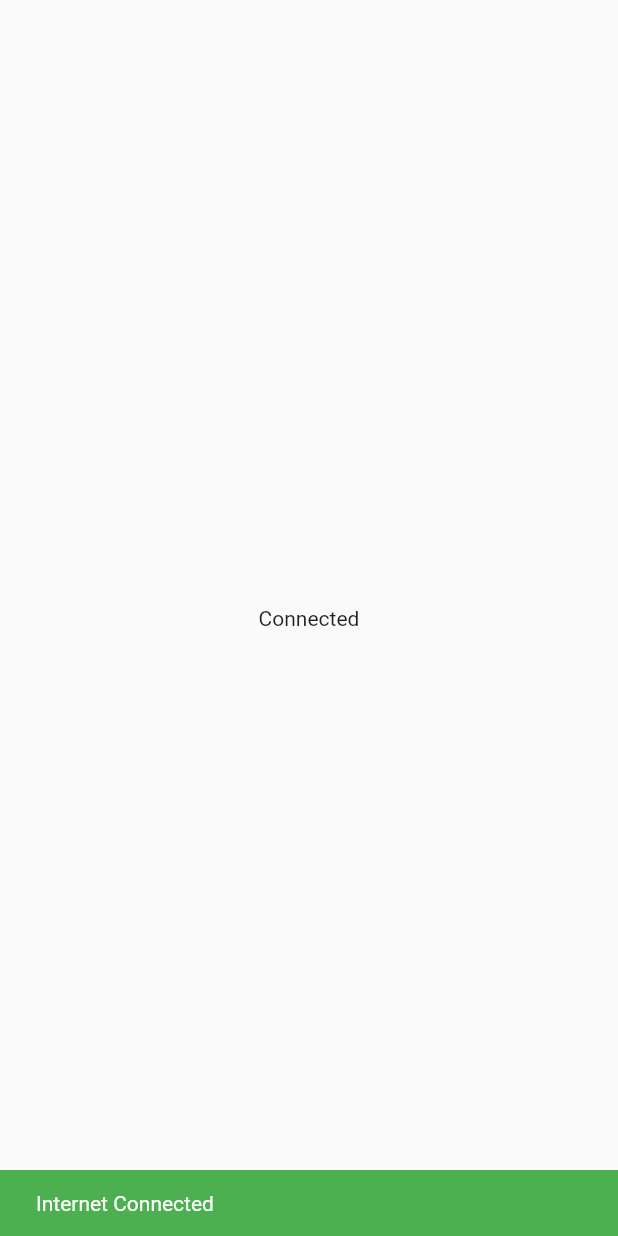
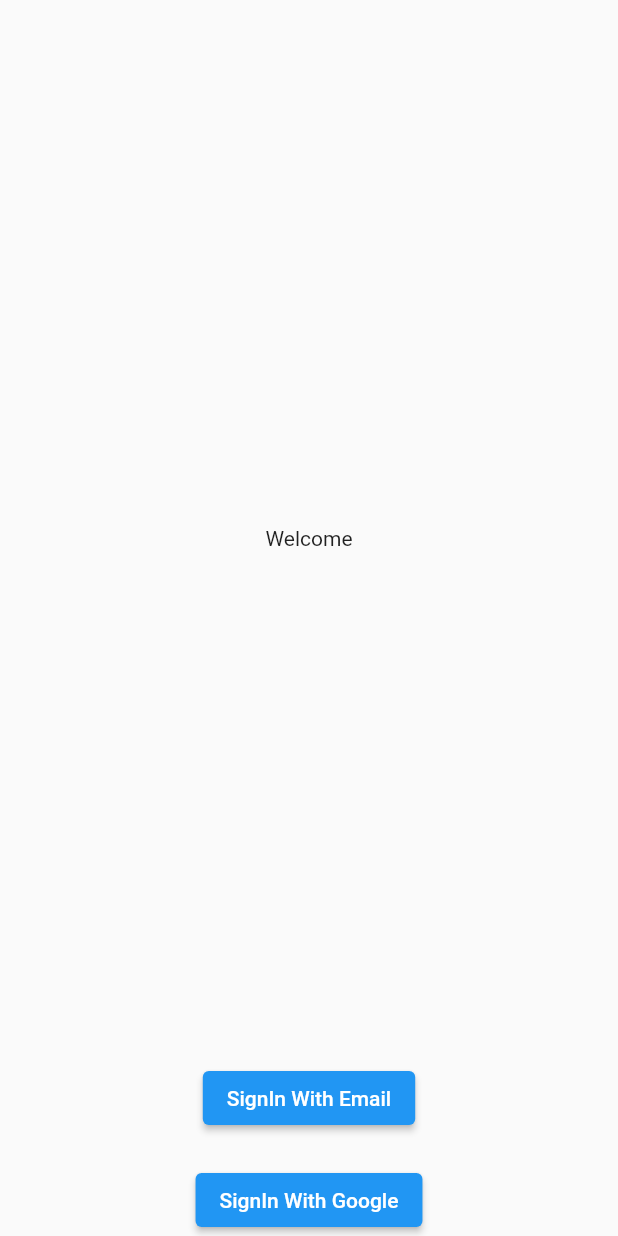
Before and after one commit to sks1992/bloc_flutter_demo, a Flutter app: the first screen one second after launch, on a phone screen of 412 x 824 dp. Run offline on Flutter 3.47's test engine with Material 2 defaults, Android fonts, the phone set to English and light mode, and no system bars; our stand-ins replace email_validator, flutter_bloc.

Commit message:
flutter_bloc to form validation

```diff
--- a/lib/bloc/cubits/internet_cubit.dart
+++ /dev/null
@@ -1,29 +0,0 @@
-import 'dart:async';
-
-import 'package:connectivity/connectivity.dart';
-import 'package:flutter_bloc/flutter_bloc.dart';
-
-enum InternetState { initial, lost, gained }
-
-class InternetCubit extends Cubit<InternetState> {
-  final Connectivity _connectivity = Connectivity();
-  StreamSubscription? connectivitySubscription;
-
-  InternetCubit() : super(InternetState.initial) {
-    connectivitySubscription =
-        _connectivity.onConnectivityChanged.listen((connection) {
-      if (connection == ConnectivityResult.mobile ||
-          connection == ConnectivityResult.wifi) {
-        emit(InternetState.gained);
-      } else {
-        emit(InternetState.lost);
-      }
-    });
-  }
-
-  @override
-  Future<void> close() {
-    connectivitySubscription?.cancel();
-    return super.close();
-  }
-}
--- a/lib/bloc/internet_bloc/internet_bloc.dart
+++ /dev/null
@@ -1,32 +0,0 @@
-import 'dart:async';
-
-import 'package:bloc_demo/bloc/internet_bloc/internet_event.dart';
-import 'package:bloc_demo/bloc/internet_bloc/internet_state.dart';
-import 'package:connectivity/connectivity.dart';
-import 'package:flutter_bloc/flutter_bloc.dart';
-
-class InternetBloc extends Bloc<InternetEvent, InternetState> {
-  final Connectivity _connectivity = Connectivity();
-  StreamSubscription? connectivitySubscription;
-
-  InternetBloc() : super(InternetInitialState()) {
-    on<InternetLostEvent>((event, emit) => emit(InternetLostState()));
-    on<InternetGainedEvent>((event, emit) => emit(InternetGainedState()));
-
-    connectivitySubscription =
-        _connectivity.onConnectivityChanged.listen((connection) {
-      if (connection == ConnectivityResult.mobile ||
-          connection == ConnectivityResult.wifi) {
-        add(InternetGainedEvent());
-      } else {
-        add(InternetLostEvent());
-      }
-    });
-  }
-
-  @override
-  Future<void> close() {
-    connectivitySubscription?.cancel();
-    return super.close();
-  }
-}
--- a/lib/bloc/internet_bloc/internet_event.dart
+++ /dev/null
@@ -1,13 +0,0 @@
-abstract class InternetEvent {
-
-}
-
-
-class InternetLostEvent extends InternetEvent{
-
-}
-
-
-class InternetGainedEvent extends InternetEvent{
-
-}
--- a/lib/bloc/internet_bloc/internet_state.dart
+++ /dev/null
@@ -1,15 +0,0 @@
-abstract class InternetState {
-
-}
-
-class InternetInitialState extends InternetState {
-
-}
-
-class InternetLostState extends InternetState {
-
-}
-
-class InternetGainedState extends InternetState {
-
-}
--- a/lib/main.dart
+++ b/lib/main.dart
@@ -1,8 +1,6 @@
-import 'package:bloc_demo/bloc/cubits/internet_cubit.dart';
-import 'package:bloc_demo/bloc/internet_bloc/internet_bloc.dart';
-import 'package:bloc_demo/screen/home_screen.dart';
+import 'package:bloc_demo/sign_in/sign_in_screen.dart';
+import 'package:bloc_demo/welcome/welcome_screen.dart';
 import 'package:flutter/material.dart';
-import 'package:flutter_bloc/flutter_bloc.dart';
 
 void main() {
   WidgetsFlutterBinding.ensureInitialized();
@@ -14,17 +12,13 @@ class BlocApp extends StatelessWidget {
 
   @override
   Widget build(BuildContext context) {
-    return BlocProvider(
-     // create: (context) => InternetBloc(),
-      create: (context) => InternetCubit(),
-      child: MaterialApp(
-        title: 'Bloc Demo',
-        debugShowCheckedModeBanner: false,
-        home: HomeScreen(),
-        theme: ThemeData(
-          primarySwatch: Colors.blue,
-        ),
+    return MaterialApp(
+      title: 'Bloc Demo',
+      debugShowCheckedModeBanner: false,
+      theme: ThemeData(
+        primarySwatch: Colors.blue,
       ),
+      home: WelcomeScreen(),
     );
   }
 }
--- a/lib/screen/home_screen.dart
+++ /dev/null
@@ -1,60 +0,0 @@
-import 'package:bloc_demo/bloc/cubits/internet_cubit.dart';
-//import 'package:bloc_demo/bloc/internet_bloc/internet_bloc.dart';
-//import 'package:bloc_demo/bloc/internet_bloc/internet_state.dart';
-import 'package:flutter/material.dart';
-import 'package:flutter_bloc/flutter_bloc.dart';
-
-class HomeScreen extends StatelessWidget {
-  const HomeScreen({super.key});
-
-  @override
-  Widget build(BuildContext context) {
-    return Scaffold(
-      body: SafeArea(
-        child: Center(
-          child: BlocConsumer<InternetCubit, InternetState>(
-            listener: (context, state) {
-              if (state == InternetState.gained) {
-                ScaffoldMessenger.of(context).showSnackBar(
-                  const SnackBar(
-                    content: Text("Internet Connected"),
-                    backgroundColor: Colors.green,
-                  ),
-                );
-              } else if (state == InternetState.lost) {
-                ScaffoldMessenger.of(context).showSnackBar(
-                  const SnackBar(
-                    content: Text("Internet Is Not Connected."),
-                    backgroundColor: Colors.red,
-                  ),
-                );
-              }
-            },
-            builder: (context, state) {
-              if (state == InternetState.gained) {
-                return const Text("Connected");
-              } else if (state == InternetState.lost) {
-                return const Text("Not Internet..");
-              } else {
-                return const Text("Loading...");
-              }
-            },
-          ),
-        ),
-        // child: Center(
-        //   child: BlocBuilder<InternetBloc, InternetState>(
-        //     builder: (context, state) {
-        //       if (state is InternetGainedState) {
-        //         return const Text("Connected");
-        //       } else if (state is InternetLostState) {
-        //         return const Text("Not Internet..");
-        //       } else {
-        //         return const Text("Loading...");
-        //       }
-        //     },
-        //   ),
-        // ),
-      ),
-    );
-  }
-}
--- /dev/null
+++ b/lib/sign_in/bloc/sign_in_bloc.dart
@@ -0,0 +1,21 @@
+import 'package:bloc_demo/sign_in/bloc/sign_in_event.dart';
+import 'package:bloc_demo/sign_in/bloc/sign_in_state.dart';
+import 'package:email_validator/email_validator.dart';
+import 'package:flutter_bloc/flutter_bloc.dart';
+
+class SignInBloc extends Bloc<SignInEvent, SignInState> {
+  SignInBloc() : super(SignInInitialState()) {
+    on<SignInTextChangeEvent>((event, emit) {
+      if (!EmailValidator.validate(event.emailValue)) {
+        emit(SignInErrorState("Please Enter a valid email address"));
+      } else if (event.passwordValue.length < 8) {
+        emit(SignInErrorState("Please Enter a valid password"));
+      } else {
+        emit(SignInValidState());
+      }
+    });
+    on<SignInSubmittedEvent>((event, emit) {
+      emit(SignInLoadingState());
+    });
+  }
+}
--- /dev/null
+++ b/lib/sign_in/bloc/sign_in_event.dart
@@ -0,0 +1,16 @@
+abstract class SignInEvent {}
+
+class SignInTextChangeEvent extends SignInEvent {
+  final String emailValue;
+  final String passwordValue;
+
+  SignInTextChangeEvent(this.emailValue, this.passwordValue);
+}
+
+
+class SignInSubmittedEvent extends SignInEvent {
+  final String email;
+  final String password;
+
+  SignInSubmittedEvent(this.email, this.password);
+}
--- /dev/null
+++ b/lib/sign_in/bloc/sign_in_state.dart
@@ -0,0 +1,13 @@
+abstract class SignInState {}
+
+class SignInInitialState extends SignInState {}
+
+class SignInValidState extends SignInState {}
+
+class SignInLoadingState extends SignInState {}
+
+class SignInErrorState extends SignInState {
+  final String errorMessage;
+
+  SignInErrorState(this.errorMessage);
+}
--- /dev/null
+++ b/lib/welcome/welcome_screen.dart
@@ -0,0 +1,56 @@
+import 'package:bloc_demo/sign_in/bloc/sign_in_bloc.dart';
+import 'package:bloc_demo/sign_in/sign_in_screen.dart';
+import 'package:flutter/material.dart';
+import 'package:flutter_bloc/flutter_bloc.dart';
+
+class WelcomeScreen extends StatelessWidget {
+  const WelcomeScreen({super.key});
+
+  @override
+  Widget build(BuildContext context) {
+    return Scaffold(
+      body: SafeArea(
+        child: SizedBox(
+          width: MediaQuery.of(context).size.width,
+          child: Column(
+            mainAxisAlignment: MainAxisAlignment.spaceBetween,
+            crossAxisAlignment: CrossAxisAlignment.center,
+            children: [
+              const SizedBox(height: 10),
+              const Text("Welcome"),
+              Column(
+                mainAxisAlignment: MainAxisAlignment.spaceEvenly,
+                crossAxisAlignment: CrossAxisAlignment.center,
+                children: [
+                  ElevatedButton(
+                    onPressed: () {
+                      Navigator.push(
+                        context,
+                        MaterialPageRoute(
+                          builder: (_) {
+                            return BlocProvider(
+                              create: (_) {
+                                return SignInBloc();
+                              },
+                              child: SignInScreen(),
+                            );
+                          },
+                        ),
+                      );
+                    },
+                    child: const Text("SignIn With Email"),
+                  ),
+                  const SizedBox(height: 20),
+                  ElevatedButton(
+                    onPressed: () {},
+                    child: const Text("SignIn With Google"),
+                  ),
+                ],
+              )
+            ],
+          ),
+        ),
+      ),
+    );
+  }
+}
--- a/pubspec.yaml
+++ b/pubspec.yaml
@@ -37,6 +37,7 @@ dependencies:
   cupertino_icons: ^1.0.2
   flutter_bloc: ^8.1.3
   connectivity: ^3.0.6
+  email_validator: ^2.1.17
 
 dev_dependencies:
   flutter_test:
```
Also changed, not shown: lib/sign_in/sign_in_screen.dart (added, +79 -0 lines), pubspec.lock.
